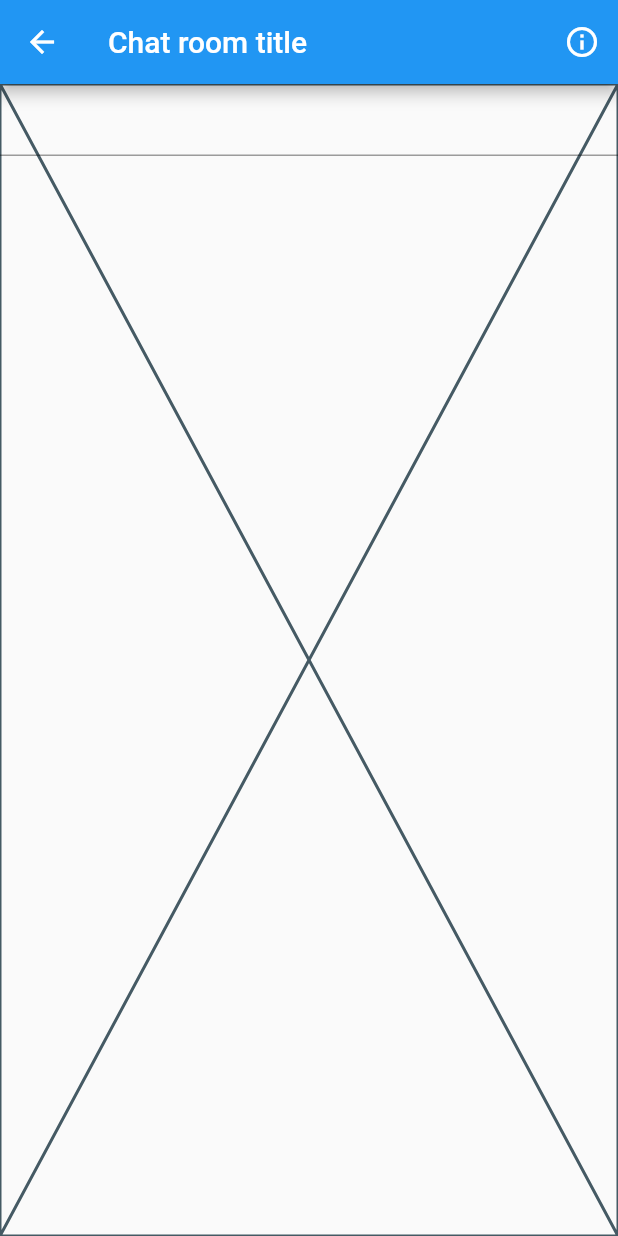
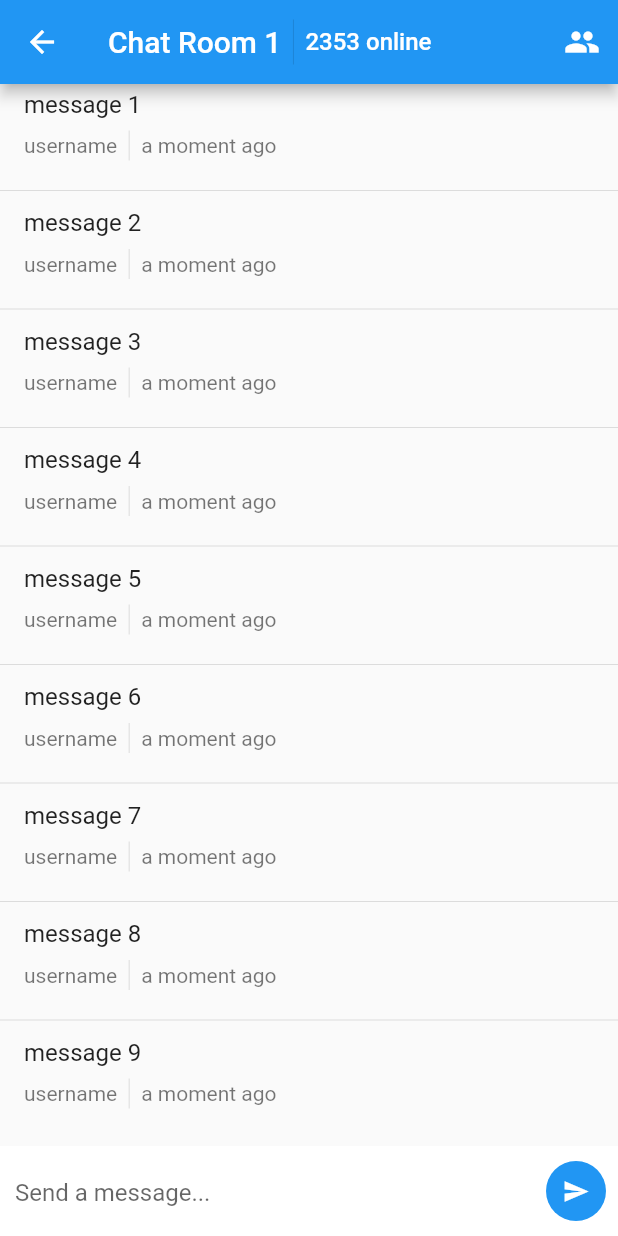
Before and after one commit to aryaniyaps/anon_chat, a Flutter app: the HomeScreen screen opened by its route, after a tap on "Chat Room 1", on a phone screen of 412 x 824 dp. Run offline on Flutter 3.47's test engine with Material 2 defaults, Android fonts, the phone set to English and light mode, and no system bars; our stand-ins replace go_router, timeago.

Commit message:
add chat screen ui

```diff
--- a/lib/screens/boarding_screen.dart
+++ b/lib/screens/boarding_screen.dart
@@ -55,7 +55,7 @@ class _BoardingFormState extends State<BoardingForm> {
             onPressed: () {
               if (_formKey.currentState!.validate()) {
                 // create session with username
-                context.go("/");
+                context.push("/");
               }
             },
             child: const Text("start chatting"),
--- a/lib/screens/chat_room_screen.dart
+++ b/lib/screens/chat_room_screen.dart
@@ -1,30 +1,230 @@
+import 'package:anon_chat/screens/home_screen.dart';
 import 'package:flutter/material.dart';
+import 'package:timeago/timeago.dart' as timeago;
 
-class ChatRoomScreen extends StatelessWidget {
+class ChatRoomScreen extends StatefulWidget {
   final String chatRoomId;
+
   const ChatRoomScreen({super.key, required this.chatRoomId});
+
+  @override
+  State<ChatRoomScreen> createState() => _ChatRoomScreenState();
+}
+
+class _ChatRoomScreenState extends State<ChatRoomScreen> {
+  final _chatRoom = ChatRoom(
+    name: "Chat Room 1",
+    createdAt: DateTime(2023, 4, 21, 12, 36),
+    onlineCount: 2353,
+    enabled: true,
+    id: "1001",
+  );
 
   @override
   Widget build(BuildContext context) {
     return Scaffold(
       appBar: AppBar(
-        title: const Text("Chat room title"),
+        title: SizedBox(
+          height: 30,
+          child: Row(
+            mainAxisSize: MainAxisSize.min,
+            crossAxisAlignment: CrossAxisAlignment.center,
+            children: [
+              Text(_chatRoom.name),
+              const VerticalDivider(),
+              Text(
+                "${_chatRoom.onlineCount} online",
+                style: const TextStyle(fontSize: 16.0),
+              )
+            ],
+          ),
+        ),
         actions: [
-          IconButton(onPressed: () {}, icon: const Icon(Icons.info_outline))
+          IconButton(
+            onPressed: () {},
+            icon: const Icon(Icons.people_sharp),
+          )
         ],
       ),
-      body: Stack(
-        children: [MessageList(), TextField()],
+      body: Column(
+        children: <Widget>[
+          Expanded(
+            child: MessageList(
+              key: widget.key,
+            ),
+          ),
+          Container(
+            padding: const EdgeInsets.only(left: 10, bottom: 10, top: 10),
+            height: 60,
+            width: double.infinity,
+            color: Colors.white,
+            child: Row(
+              children: <Widget>[
+                Expanded(
+                  child: TextField(
+                    decoration: const InputDecoration(
+                      hintText: "Send a message...",
+                      border: InputBorder.none,
+                    ),
+                    enabled: _chatRoom.enabled,
+                  ),
+                ),
+                const SizedBox(
+                  width: 15,
+                ),
+                FloatingActionButton(
+                  onPressed: () {
+                    // scroll down the messageScrollController here
+                  },
+                  // remove shadow
+                  elevation: 0,
+                  child: const Icon(
+                    Icons.send,
+                    color: Colors.white,
+                    size: 18,
+                  ),
+                ),
+              ],
+            ),
+          ),
+        ],
       ),
     );
   }
 }
 
-class MessageList extends StatelessWidget {
-  const MessageList({super.key});
+class Message {
+  String id;
+  String content;
+  DateTime createdAt;
+  String sentBy;
+
+  Message({
+    required this.id,
+    required this.content,
+    required this.createdAt,
+    required this.sentBy,
+  });
+}
+
+class MessageList extends StatefulWidget {
+  MessageList({super.key});
+
+  @override
+  State<MessageList> createState() => _MessageListState();
+}
+
+class _MessageListState extends State<MessageList> {
+  final _messages = <Message>[
+    Message(
+      id: "1001",
+      content: "message 1",
+      createdAt: DateTime(2023, 4, 21, 12, 36),
+      sentBy: "username",
+    ),
+    Message(
+      id: "1002",
+      content: "message 2",
+      createdAt: DateTime(2023, 4, 21, 12, 36),
+      sentBy: "username",
+    ),
+    Message(
+      id: "1003",
+      content: "message 3",
+      createdAt: DateTime(2023, 4, 21, 12, 36),
+      sentBy: "username",
+    ),
+    Message(
+      id: "1004",
+      content: "message 4",
+      createdAt: DateTime(2023, 4, 21, 12, 36),
+      sentBy: "username",
+    ),
+    Message(
+      id: "1005",
+      content: "message 5",
+      createdAt: DateTime(2023, 4, 21, 12, 36),
+      sentBy: "username",
+    ),
+    Message(
+      id: "1006",
+      content: "message 6",
+      createdAt: DateTime(2023, 4, 21, 12, 36),
+      sentBy: "username",
+    ),
+    Message(
+      id: "1007",
+      content: "message 7",
+      createdAt: DateTime(2023, 4, 21, 12, 36),
+      sentBy: "username",
+    ),
+    Message(
+      id: "1008",
+      content: "message 8",
+      createdAt: DateTime(2023, 4, 21, 12, 36),
+      sentBy: "username",
+    ),
+    Message(
+      id: "1009",
+      content: "message 9",
+      createdAt: DateTime(2023, 4, 21, 12, 36),
+      sentBy: "username",
+    ),
+  ];
+
+  late ScrollController _scrollController;
+
+  @override
+  void initState() {
+    // setup scroll controller
+    _scrollController = ScrollController();
+    super.initState();
+  }
+
+  @override
+  void dispose() {
+    // dispose scroll controller
+    _scrollController.dispose();
+    super.dispose();
+  }
+
+  void scrollToBottom() {
+    final bottomOffset = _scrollController.position.maxScrollExtent;
+    _scrollController.animateTo(
+      bottomOffset,
+      duration: const Duration(microseconds: 1024),
+      curve: Curves.easeInOut,
+    );
+  }
 
   @override
   Widget build(BuildContext context) {
-    return const Placeholder();
+    return ListView.separated(
+      controller: _scrollController,
+      itemCount: _messages.length,
+      physics: const ClampingScrollPhysics(),
+      itemBuilder: (context, index) {
+        var message = _messages[index];
+        return ListTile(
+          title: Text(message.content),
+          subtitle: Padding(
+            padding: const EdgeInsets.symmetric(vertical: 8.0),
+            child: SizedBox(
+              height: 20,
+              child: Row(
+                children: [
+                  Text(message.sentBy),
+                  const VerticalDivider(),
+                  Text(timeago.format(message.createdAt)),
+                ],
+              ),
+            ),
+          ),
+        );
+      },
+      separatorBuilder: (context, index) {
+        return const Divider();
+      },
+    );
   }
 }
--- a/lib/screens/home_screen.dart
+++ b/lib/screens/home_screen.dart
@@ -25,11 +25,13 @@ class ChatRoom {
   String name;
   DateTime createdAt;
   int onlineCount;
+  bool enabled;
 
   ChatRoom({
     required this.name,
     required this.createdAt,
     required this.onlineCount,
+    required this.enabled,
     required this.id,
   });
 }
@@ -42,48 +44,56 @@ class ChatRoomList extends StatelessWidget {
       name: "Chat Room 1",
       createdAt: DateTime(2023, 4, 21, 12, 36),
       onlineCount: 2353,
+      enabled: true,
       id: "1001",
     ),
     ChatRoom(
       name: "Chat Room 2",
       createdAt: DateTime(2023, 4, 21, 12, 30),
       onlineCount: 78123,
+      enabled: true,
       id: "1002",
     ),
     ChatRoom(
       name: "Chat Room 3",
       createdAt: DateTime(2023, 4, 21, 10, 1),
       onlineCount: 435,
+      enabled: true,
       id: "1003",
     ),
     ChatRoom(
       name: "Chat Room 4",
       createdAt: DateTime(2023, 4, 21, 8, 57),
       onlineCount: 5123,
+      enabled: true,
       id: "1004",
     ),
     ChatRoom(
       name: "Chat Room 5",
       createdAt: DateTime(2023, 4, 21, 12, 24),
       onlineCount: 12,
+      enabled: true,
       id: "1005",
     ),
     ChatRoom(
       name: "Chat Room 6",
       createdAt: DateTime(2023, 4, 21, 11, 3),
       onlineCount: 1876,
+      enabled: true,
       id: "1006",
     ),
     ChatRoom(
       name: "Chat Room 7",
       createdAt: DateTime(2023, 4, 21, 6, 31),
       onlineCount: 378,
+      enabled: true,
       id: "1007",
     ),
     ChatRoom(
       name: "Chat Room 8",
       createdAt: DateTime(2023, 4, 21, 9, 43),
       onlineCount: 4322,
+      enabled: true,
       id: "1008",
     ),
   ];
```
